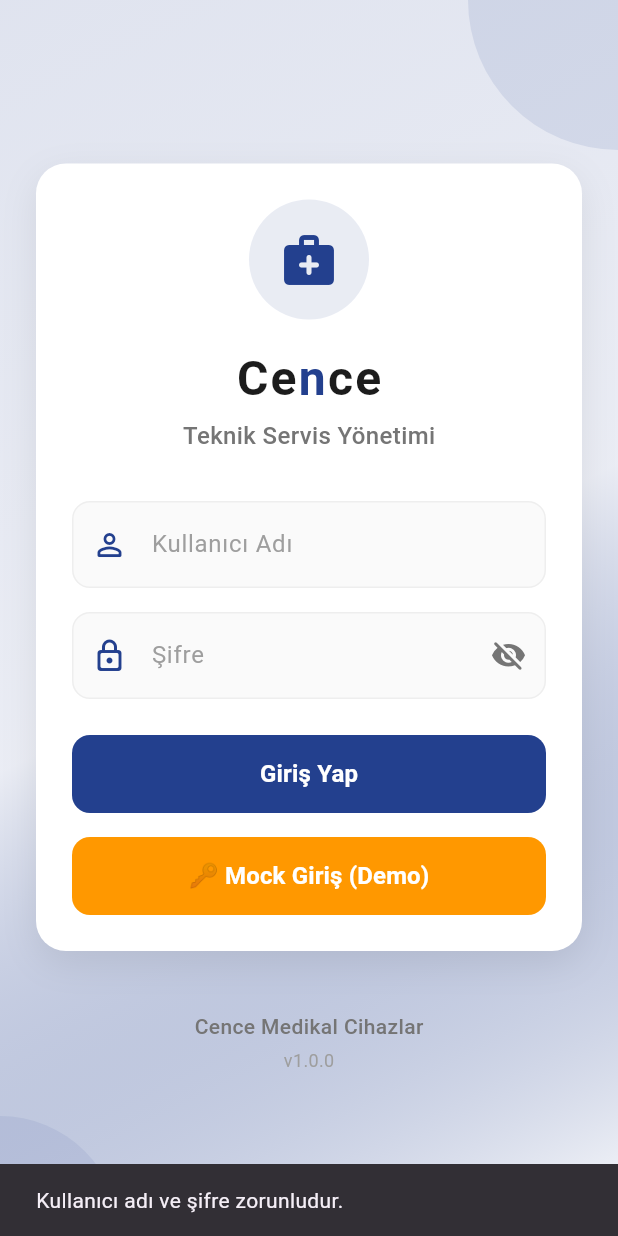
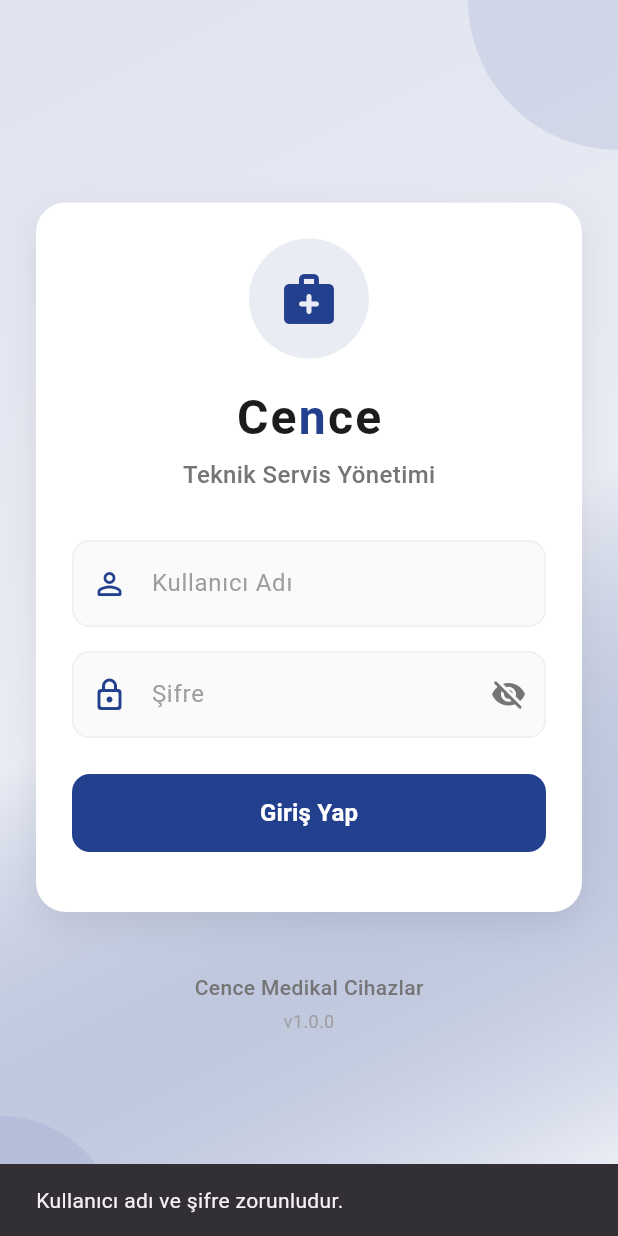
Before and after one commit to Galipacikel/CenceApp, a Flutter app: the screen it shows after launch, after a tap on "Giriş Yap", on a phone screen of 412 x 824 dp. Run offline on Flutter 3.47's test engine with Material 3 defaults, Android fonts, the light colour scheme and no system bars; our stand-ins replace camera, cloud_firestore, firebase_auth, firebase_core, firebase_storage, flutter_slidable and 5 more; missing offline and left inert: mobile_scanner; accounts and stored records are empty.

Commit message:
giriş aktif fonksiyonlar aktif veritabanı eklenicek

```diff
--- a/lib/screens/login_screen.dart
+++ b/lib/screens/login_screen.dart
@@ -7,7 +7,7 @@ import '../services/username_auth_service.dart';
 import 'package:provider/provider.dart';
 import '../providers/app_state_provider.dart';
 import '../services/auth_service.dart';
-import '../models/app_user.dart';
+
 
 class LoginScreen extends StatefulWidget {
   const LoginScreen({super.key});
@@ -54,72 +54,6 @@ class _LoginScreenState extends State<LoginScreen>
     super.dispose();
   }
 
-  // Mock giriş metodu - Firebase Authentication'ı bypass eder
-  Future<void> _mockLogin() async {
-    setState(() {
-      _isLoading = true;
-    });
-
-    try {
-      // Mock kullanıcı bilgileri
-      final mockUser = AppUser(
-        uid: 'mock-user-123',
-        email: 'demo@cence.com',
-        username: 'demo_user',
-        fullName: 'Demo Kullanıcı',
-        role: 'technician',
-        isAdminFlag: false,
-        createdAt: DateTime.now(),
-      );
-
-      // Provider'ı güncelle
-      if (mounted) {
-        final appState = Provider.of<AppStateProvider>(context, listen: false);
-        appState.updateCurrentUser(mockUser);
-      }
-
-      // Ana sayfaya yönlendir
-      if (mounted) {
-        Navigator.of(context).pushReplacement(
-          PageRouteBuilder(
-            pageBuilder: (context, animation, secondaryAnimation) =>
-                const HomePage(),
-            transitionsBuilder:
-                (context, animation, secondaryAnimation, child) {
-              return FadeTransition(opacity: animation, child: child);
-            },
-            transitionDuration: const Duration(milliseconds: 500),
-          ),
-        );
-      }
-
-      // Başarı mesajı göster
-      if (mounted) {
-        ScaffoldMessenger.of(context).showSnackBar(
-          const SnackBar(
-            content: Text('🔑 Mock giriş başarılı! Demo modunda çalışıyorsunuz.'),
-            backgroundColor: Colors.orange,
-            duration: Duration(seconds: 2),
-          ),
-        );
-      }
-    } catch (e) {
-      if (mounted) {
-        ScaffoldMessenger.of(context).showSnackBar(
-          SnackBar(
-            content: Text('Mock giriş hatası: $e'),
-            backgroundColor: Colors.red,
-          ),
-        );
-      }
-    } finally {
-      if (mounted) {
-        setState(() {
-          _isLoading = false;
-        });
-      }
-    }
-  }
 
   Future<void> _login() async {
     final username = _usernameController.text.trim();
@@ -136,6 +70,12 @@ class _LoginScreenState extends State<LoginScreen>
       _isLoading = true;
     });
     try {
+      // Eğer anonim oturum açıldıysa (kullanıcı-adı eşlemesi için), gerçek girişten önce kapat
+      final auth = FirebaseAuth.instance;
+      if (auth.currentUser != null && auth.currentUser!.isAnonymous) {
+        await auth.signOut();
+      }
+
       final credential = await _usernameAuth.signInWithUsername(
         username: username,
         password: password,
@@ -149,40 +89,32 @@ class _LoginScreenState extends State<LoginScreen>
           final userRef = usersRef.doc(uid);
           final userDoc = await userRef.get();
 
+          if (!userDoc.exists) {
+            // Yetkili kullanıcılar sadece önceden tanımlanır
+            await FirebaseAuth.instance.signOut();
+            throw FirebaseAuthException(
+              code: 'user-not-found',
+              message: 'Yetkisiz kullanıcı veya kullanıcı bulunamadı.',
+            );
+          } else {
+            final data = userDoc.data() as Map<String, dynamic>;
+            final bool isActive = (data['is_active'] as bool?) ?? false;
+            if (!isActive) {
+              await FirebaseAuth.instance.signOut();
+              throw FirebaseAuthException(
+                code: 'user-disabled',
+                message:
+                    'Hesabınız aktif değil. Lütfen yöneticinizle iletişime geçin.',
+              );
+            }
+          }
           // Kullanıcının girdiği değer email gibi mi?
           final bool inputLooksLikeEmail =
               RegExp(r'^[\w\.-]+@([\w\-]+\.)+[A-Za-z]{2,}$')
                   .hasMatch(username);
 
-          if (!userDoc.exists) {
-            final dataToSet = <String, dynamic>{
-              'email': credential?.user?.email,
-              'full_name': credential?.user?.displayName ?? '',
-              'role': 'technician',
-              'is_admin': false,
-              'created_at': FieldValue.serverTimestamp(),
-            };
-            if (!inputLooksLikeEmail) {
-              dataToSet['username'] = username;
-              dataToSet['username_lowercase'] = username.toLowerCase();
-            }
-            await userRef.set(dataToSet, SetOptions(merge: true));
-          } else {
-            // Eksikse kullanıcı adını ekle (migrasyon için)
-            final data = userDoc.data() as Map<String, dynamic>;
-            if (!(data.containsKey('username') && data['username'] != null) &&
-                !inputLooksLikeEmail) {
-              await userRef.set({
-                'username': username,
-                'username_lowercase': username.toLowerCase(),
-              }, SetOptions(merge: true));
-            }
-            // is_admin alanı yoksa rol'e göre varsayılan ata
-            if (!data.containsKey('is_admin')) {
-              final bool isAdmin = (data['role'] == 'admin');
-              await userRef.set({'is_admin': isAdmin}, SetOptions(merge: true));
-            }
-          }
+          // Otomatik kullanıcı oluşturmayı kaldırdık; sadece önceden tanımlı ve aktif kullanıcılar giriş yapabilir.
+          // Gerekli kontroller yukarıda yapılıyor.
         } on FirebaseException catch (e) {
           debugPrint('User doc read/create error: ${e.code} - ${e.message}');
         }
@@ -214,10 +146,25 @@ class _LoginScreenState extends State<LoginScreen>
       String message = 'Giriş yapılamadı';
       switch (e.code) {
         case 'user-not-found':
-          message = 'Kullanıcı adı bulunamadı';
+          message = 'Kullanıcı adı veya e-posta bulunamadı';
           break;
         case 'wrong-password':
           message = 'Şifre hatalı';
+          break;
+        case 'user-disabled':
+          message = 'Hesabınız devre dışı. Lütfen yöneticinizle iletişime geçin.';
+          break;
+        case 'too-many-requests':
+          message = 'Çok fazla deneme yapıldı. Lütfen daha sonra tekrar deneyin.';
+          break;
+        case 'network-request-failed':
+          message = 'Ağ hatası. İnternet bağlantınızı kontrol edin ve tekrar deneyin.';
+          break;
+        case 'invalid-credential':
+          message = 'Geçersiz kimlik bilgileri. Bilgilerinizi kontrol edin.';
+          break;
+        case 'invalid-email':
+          message = 'Geçersiz e-posta formatı.';
           break;
         default:
           message = e.message ?? message;
@@ -469,27 +416,8 @@ class _LoginScreenState extends State<LoginScreen>
         ),
         const SizedBox(height: 16),
 
-        // Mock Giriş Butonu (Geliştirme için)
-        SizedBox(
-          width: double.infinity,
-          height: 52,
-          child: ElevatedButton(
-            onPressed: _mockLogin,
-            style: ElevatedButton.styleFrom(
-              backgroundColor: Colors.orange,
-              foregroundColor: Colors.white,
-              elevation: 0,
-              shape: RoundedRectangleBorder(
-                borderRadius: BorderRadius.circular(12),
-              ),
-            ),
-            child: const Text(
-              '🔑 Mock Giriş (Demo)',
-              style: TextStyle(fontSize: 16, fontWeight: FontWeight.bold),
-            ),
-          ),
-        ),
-      ],
+        // Mock giriş kaldırıldı
+        ],
     );
   }
 
```
Also changed, not shown: lib/screens/stock_tracking_screen.dart (+42 -2 lines), lib/services/username_auth_service.dart (+54 -16 lines), pubspec.yaml (+8 -74 lines), pubspec.lock, 5 other files.
